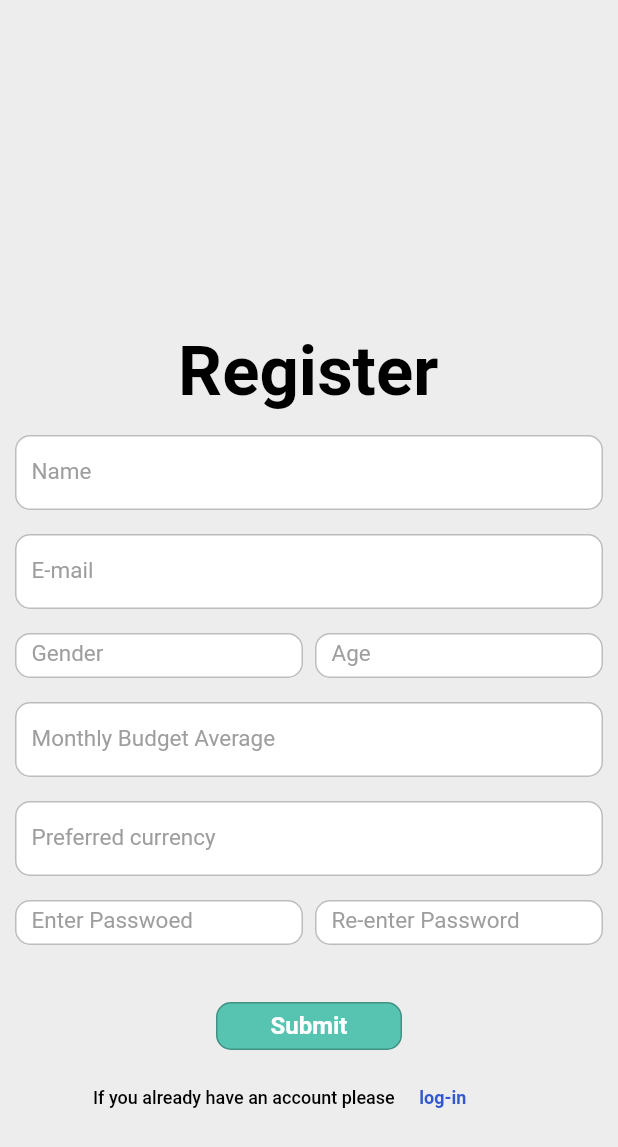
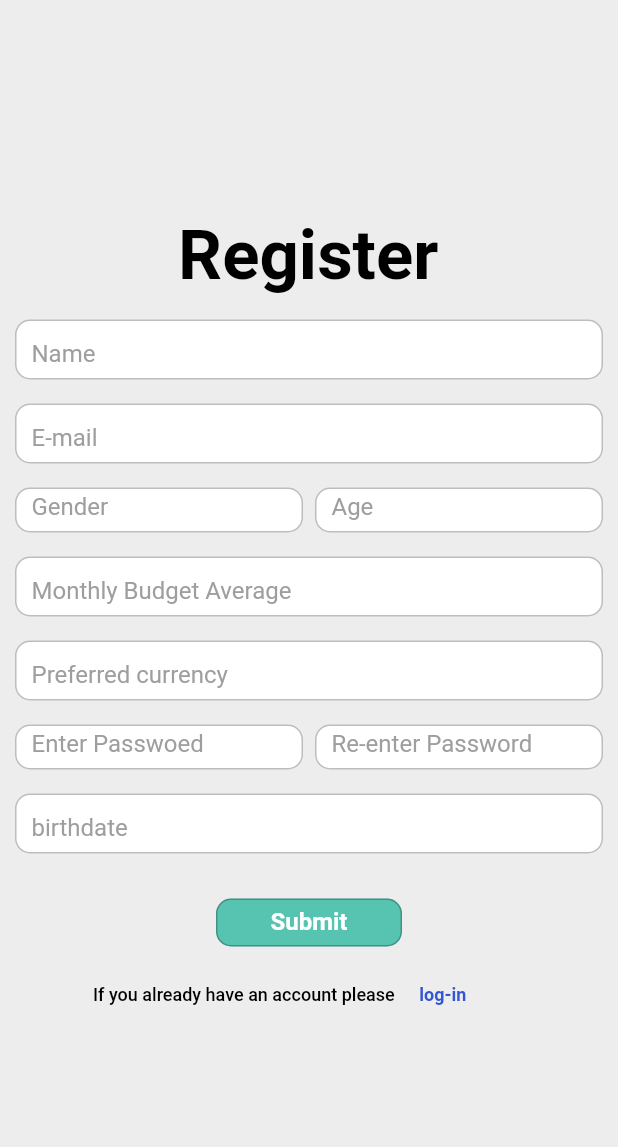
Before and after one commit to GraduationProjectFCI/Budget_Plannner_Mobile, a Flutter app: the RegisterScreen screen opened directly, on a phone screen of 412 x 824 dp. Shown: the top 1147 px of the screen. Run offline on Flutter 3.47's test engine with Material 2 defaults, Android fonts, the phone set to English and light mode, and no system bars; our stand-ins replace fluttertoast, get; network calls fail.

Commit message:
Add Register controller& Add Confirm controller Add http for them

```diff
--- /dev/null
+++ b/lib/controller/register_controller.dart
@@ -0,0 +1,73 @@
+import 'package:budget_planner_app/helper/http_helper.dart';
+import 'package:flutter/material.dart';
+import 'package:get/state_manager.dart';
+
+class RegisterController extends GetxController {
+  late TextEditingController nameTextController;
+  late TextEditingController emailTextController;
+  late TextEditingController genderTextController;
+  late TextEditingController ageTextController;
+  late TextEditingController budgetAverageTextController;
+  late TextEditingController currencyTextController;
+  late TextEditingController passwordTextController;
+  late TextEditingController birthdateTextController;
+  late TextEditingController rePasswordTextController;
+  String userId = '644c5648ca583538b257c403';
+  GlobalKey<FormState> formKey = GlobalKey<FormState>();
+
+  @override
+  signUp() async {
+    print('helllllo sign up');
+    if (formKey.currentState!.validate()) {
+      // var response = await Http.register(
+      //   name: nameTextController.text,
+      //   email: emailTextController.text,
+      //   gender: genderTextController.text,
+      //   age: ageTextController.text,
+      //   budget: budgetAverageTextController.text,
+      //   password: passwordTextController.text,
+      //   birthdate: birthdateTextController.text,
+      //   currency: currencyTextController.text,
+      // );
+      // userId = response['user_id'];
+      // print("from controller ------    $response");
+
+      // Get.offNamed(AppRoutes.confirmation);
+      print('Valid');
+    } else {
+      print('Not Valid');
+    }
+  }
+
+  @override
+  goToLogin() {
+    // Get.offNamed(AppRoutes.login);
+  }
+
+  @override
+  void onInit() {
+    nameTextController = TextEditingController();
+    emailTextController = TextEditingController();
+    genderTextController = TextEditingController();
+    ageTextController = TextEditingController();
+    budgetAverageTextController = TextEditingController();
+    currencyTextController = TextEditingController();
+    passwordTextController = TextEditingController();
+    rePasswordTextController = TextEditingController();
+    birthdateTextController = TextEditingController();
+    super.onInit();
+  }
+
+  @override
+  void dispose() {
+    nameTextController.dispose();
+    emailTextController.dispose();
+    genderTextController.dispose();
+    ageTextController.dispose();
+    budgetAverageTextController.dispose();
+    currencyTextController.dispose();
+    passwordTextController.dispose();
+    birthdateTextController.dispose();
+    super.dispose();
+  }
+}
--- a/lib/main.dart
+++ b/lib/main.dart
@@ -1,4 +1,5 @@
 import 'package:budget_planner_app/view/screens/buttom_navigation_bar_screen.dart';
+import 'package:budget_planner_app/view/screens/confirm_screen.dart';
 import 'package:budget_planner_app/view/screens/deadlines_screen.dart';
 import 'package:budget_planner_app/view/screens/profile_screen.dart';
 import 'package:budget_planner_app/view/screens/register_screen.dart';
@@ -22,8 +23,8 @@ class MyApp extends StatelessWidget {
       theme: ThemeData(
         primarySwatch: Colors.blue,
       ),
-      // home: BottomNavigationBarScreen(),
-      home: LoginScreen(),
+      home: BottomNavigationBarScreen(),
+      // home: LoginScreen(),
     );
   }
 }
--- a/lib/view/screens/register_screen.dart
+++ b/lib/view/screens/register_screen.dart
@@ -1,20 +1,25 @@
+import 'package:budget_planner_app/constants/appcolor.dart';
+import 'package:budget_planner_app/controller/register_controller.dart';
+import 'package:budget_planner_app/functions/valid_input.dart';
 import 'package:flutter/material.dart';
+import 'package:get/get.dart';
 
 import '../widgets/custom_button.dart';
 import '../widgets/custom_textformfield.dart';
 
 class RegisterScreen extends StatelessWidget {
   RegisterScreen({super.key});
-
+  RegisterController controller = Get.put(RegisterController());
   @override
   Widget build(BuildContext context) {
     return Scaffold(
       body: SingleChildScrollView(
-        physics: const NeverScrollableScrollPhysics(),
         child: Container(
-          padding: const EdgeInsets.fromLTRB(10, 227, 10, 195),
+          padding: const EdgeInsets.fromLTRB(10, 150, 10, 195),
           width: double.infinity,
-          color: Color(0xffededed),
+          color: AppColor.backgroundColor,
+          child: Form(
+            key: controller.formKey,
             child: Column(
               crossAxisAlignment: CrossAxisAlignment.center,
               children: [
@@ -30,43 +35,87 @@ class RegisterScreen extends StatelessWidget {
                     ),
                   ),
                 ),
-              CustomTextFormField(hintText: 'Name'),
-              CustomTextFormField(hintText: 'E-mail'),
+                CustomTextFormField(
+                  hintText: 'Name',
+                  fieldType: TextInputType.name,
+                  textController: controller.nameTextController,
+                ),
+                CustomTextFormField(
+                    validator: (value) {
+                      return validInput(value!, 5, 100, 'email');
+                    },
+                    hintText: 'E-mail',
+                    textController: controller.emailTextController),
                 SizedBox(
                   width: double.infinity,
                   height: 46,
                   child: Row(
                     crossAxisAlignment: CrossAxisAlignment.center,
                     children: [
-                    Expanded(child: CustomTextFormField(hintText: 'Gender')),
+                      Expanded(
+                        child: CustomTextFormField(
+                            hintText: 'Gender',
+                            fieldType: TextInputType.text,
+                            textController: controller.genderTextController),
+                      ),
                       const SizedBox(
                         width: 8,
                       ),
-                    Expanded(child: CustomTextFormField(hintText: 'Age')),
+                      Expanded(
+                        child: CustomTextFormField(
+                            fieldType: TextInputType.number,
+                            hintText: 'Age',
+                            textController: controller.ageTextController),
+                      ),
                     ],
                   ),
                 ),
-              CustomTextFormField(hintText: 'Monthly Budget Average'),
-              CustomTextFormField(hintText: 'Preferred currency'),
+                CustomTextFormField(
+                    hintText: 'Monthly Budget Average',
+                    fieldType: TextInputType.number,
+                    textController: controller.budgetAverageTextController),
+                CustomTextFormField(
+                    hintText: 'Preferred currency',
+                    textController: controller.currencyTextController),
                 Container(
-                margin: const EdgeInsets.fromLTRB(0, 0, 0, 8),
                   width: double.infinity,
                   height: 46,
                   child: Row(
                     crossAxisAlignment: CrossAxisAlignment.center,
                     children: [
                       Expanded(
-                        child: CustomTextFormField(hintText: 'Enter Passwoed')),
+                          child: CustomTextFormField(
+                              validator: (value) {
+                                return validInput(value!, 8, 100, 'password');
+                              },
+                              hintText: 'Enter Passwoed',
+                              textController:
+                                  controller.passwordTextController)),
                       const SizedBox(width: 8),
                       Expanded(
-                        child:
-                            CustomTextFormField(hintText: 'Re-enter Password')),
+                          child: CustomTextFormField(
+                              validator: (value) {
+                                return validInput(value!, 8, 100, 'password');
+                              },
+                              hintText: 'Re-enter Password',
+                              textController:
+                                  controller.rePasswordTextController)),
                     ],
                   ),
                 ),
+                CustomTextFormField(
+                    hintText: 'birthdate',
+                    textController: controller.birthdateTextController),
                 Container(
-                  margin: const EdgeInsets.only(top: 6, left: 134, right: 134),
-                  child: CustomButton(textButton: 'Submit')),
+                    margin:
+                        const EdgeInsets.only(top: 6, left: 134, right: 134),
+                    child: CustomButton(
+                      textButton: 'Submit',
+                      onPressed: () async {
+                        var res2 = await controller.signUp();
+                        print('\nfrom screen-------  $res2');
+                      },
+                    )),
                 Container(
                   margin: const EdgeInsets.fromLTRB(52, 0, 57, 0),
                   width: double.infinity,
@@ -108,6 +157,7 @@ class RegisterScreen extends StatelessWidget {
             ),
           ),
         ),
+      ),
     );
   }
 }
--- a/lib/view/widgets/custom_textformfield.dart
+++ b/lib/view/widgets/custom_textformfield.dart
@@ -4,10 +4,17 @@ import '../../constants/appcolor.dart';
 
 class CustomTextFormField extends StatelessWidget {
   String hintText;
+  String? Function(String?)? validator;
   void Function(String)? onChange;
+  TextInputType? fieldType;
   TextEditingController? textController;
   CustomTextFormField(
-      {super.key, required this.hintText, this.textController, this.onChange});
+      {super.key,
+      required this.hintText,
+      this.textController,
+      this.onChange,
+      this.validator,
+      this.fieldType});
 
   @override
   Widget build(BuildContext context) {
@@ -15,7 +22,7 @@ class CustomTextFormField extends StatelessWidget {
       margin: const EdgeInsets.fromLTRB(0, 0, 0, 16),
       padding: const EdgeInsets.fromLTRB(10, 0, 10, 0),
       width: double.infinity,
-      height: 50,
+      height: 40,
       decoration: BoxDecoration(
         border: Border.all(
           color: AppColor.borderColor,
@@ -24,6 +31,8 @@ class CustomTextFormField extends StatelessWidget {
         borderRadius: BorderRadius.circular(10),
       ),
       child: TextFormField(
+        keyboardType: fieldType,
+        validator: validator,
         onChanged: onChange,
         controller: textController,
         decoration: InputDecoration(
@@ -35,10 +44,10 @@ class CustomTextFormField extends StatelessWidget {
           ),
         ),
         style: const TextStyle(
-          fontSize: 15,
+          fontSize: 16,
           fontWeight: FontWeight.w500,
           height: 1,
-          color: AppColor.hintTextColor,
+          // color: AppColor.hintTextColor,
         ),
       ),
     );
```
Also changed, not shown: lib/controller/confirmation_controller.dart (added, +46 -0 lines), lib/functions/valid_input.dart (added, +33 -0 lines), lib/helper/http_helper.dart (+84 -1 lines), lib/view/screens/confirm_screen.dart (+16 -5 lines), lib/view/screens/deadlines_screen.dart (+17 -16 lines). Lines whose indentation alone changed are shown as unchanged.
